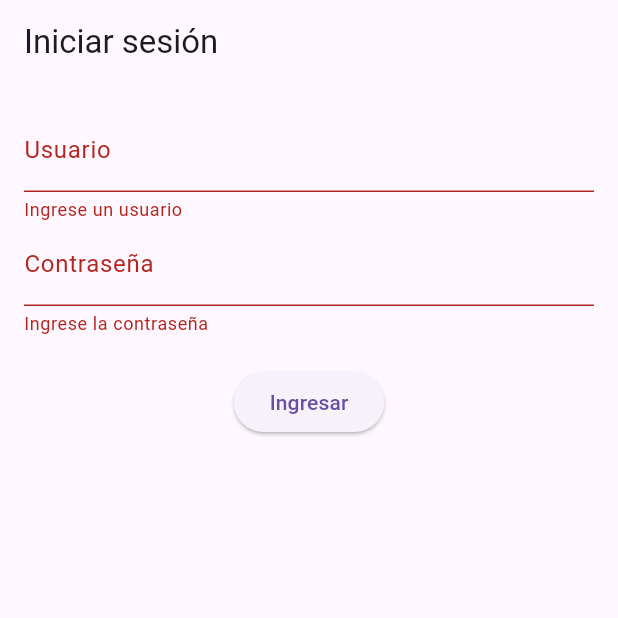
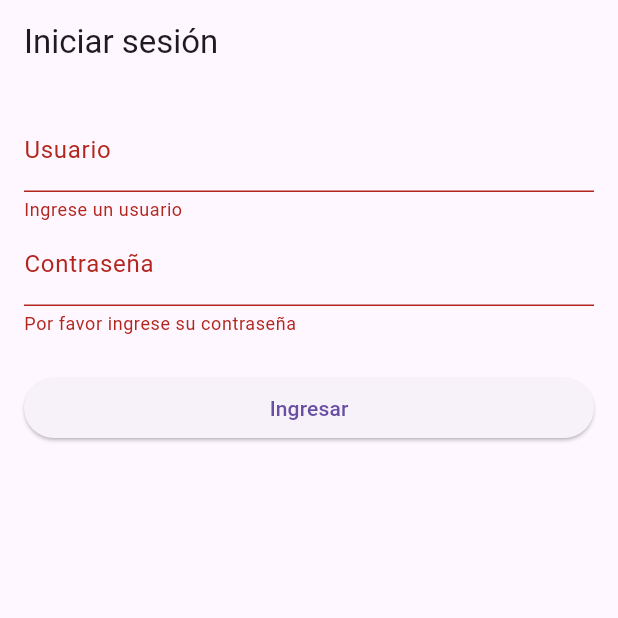
Before and after one commit to ErnyeRuiz/flutter_public_GOT_app, a Flutter app: the screen it shows after launch, after a tap on "Ingresar", on a phone screen of 412 x 824 dp, the top half of it. Run offline on Flutter 3.47's test engine with Material 3 defaults, Android fonts, the phone set to English and light mode, and no system bars; missing offline and left inert: encrypt; network calls fail.

```diff
--- a/lib/main.dart
+++ b/lib/main.dart
@@ -1,8 +1,10 @@
 import 'package:flutter/material.dart';
+import 'package:my_app/models/usuarios/usuario.model.dart';
 import 'package:my_app/screens/characters_screen.dart';
 import 'package:my_app/screens/home_screen.dart';
 import 'package:my_app/screens/login_screen.dart';
 import 'package:my_app/services/juego_tronos.service.dart';
+import 'package:my_app/services/usuarios.service.dart';
 import 'package:provider/provider.dart';
 
 void main() {
@@ -13,8 +15,15 @@ class MyApp extends StatelessWidget {
 
   @override
   Widget build(BuildContext context) {
-    return Provider(
-      create: (context) => JuegoTronosService(baseUrl: 'https://thronesapi.com/api/v2'),
+    return MultiProvider(
+      providers: [
+        Provider<JuegoTronosService>(
+          create: (context) => JuegoTronosService(baseUrl: 'https://thronesapi.com/api/v2'),
+        ),
+        Provider<UsuariosService>(
+          create: (context) => UsuariosService(baseUrl: 'https://api-usuarios-python.onrender.com'),
+        ),
+      ],
       child: MaterialApp(
         title: 'Game of Thrones',
         debugShowCheckedModeBanner: false,
--- /dev/null
+++ b/lib/models/usuarios/login.model.dart
@@ -0,0 +1,25 @@
+import 'dart:convert';
+
+Login loginFromJson(String str) => Login.fromJson(json.decode(str));
+
+String loginToJson(Login data) => json.encode(data.toJson());
+
+class Login {
+    String username;
+    String password;
+
+    Login({
+        required this.username,
+        required this.password,
+    });
+
+    factory Login.fromJson(Map<String, dynamic> json) => Login(
+        username: json["username"],
+        password: json["password"],
+    );
+
+    Map<String, dynamic> toJson() => {
+        "username": username,
+        "password": password,
+    };
+}
--- /dev/null
+++ b/lib/models/usuarios/usuario.model.dart
@@ -0,0 +1,53 @@
+import 'dart:convert';
+
+Usuario usuarioFromJson(String str) => Usuario.fromJson(json.decode(str));
+
+String usuarioToJson(Usuario data) => json.encode(data.toJson());
+
+class Usuario {
+    int usuarioid;
+    String nombre;
+    String apellidos;
+    String cedula;
+    String telefono;
+    DateTime fechanacimiento;
+    DateTime fecharegistro;
+    String contrasena;
+    String correo;
+
+    Usuario({
+        required this.usuarioid,
+        required this.nombre,
+        required this.apellidos,
+        required this.cedula,
+        required this.telefono,
+        required this.fechanacimiento,
+        required this.fecharegistro,
+        required this.contrasena,
+        required this.correo,
+    });
+
+    factory Usuario.fromJson(Map<String, dynamic> json) => Usuario(
+        usuarioid: json["usuarioid"],
+        nombre: json["nombre"],
+        apellidos: json["apellidos"],
+        cedula: json["cedula"],
+        telefono: json["telefono"],
+        fechanacimiento: DateTime.parse(json["fechanacimiento"]),
+        fecharegistro: DateTime.parse(json["fecharegistro"]),
+        contrasena: json["contrasena"],
+        correo: json["correo"],
+    );
+
+    Map<String, dynamic> toJson() => {
+        "usuarioid": usuarioid,
+        "nombre": nombre,
+        "apellidos": apellidos,
+        "cedula": cedula,
+        "telefono": telefono,
+        "fechanacimiento": "${fechanacimiento.year.toString().padLeft(4, '0')}-${fechanacimiento.month.toString().padLeft(2, '0')}-${fechanacimiento.day.toString().padLeft(2, '0')}",
+        "fecharegistro": fecharegistro.toIso8601String(),
+        "contrasena": contrasena,
+        "correo": correo,
+    };
+}
--- a/lib/screens/login_screen.dart
+++ b/lib/screens/login_screen.dart
@@ -1,37 +1,77 @@
 import 'package:flutter/material.dart';
+import 'package:my_app/models/usuarios/login.model.dart';
 import 'package:my_app/screens/home_screen.dart';
+import 'package:my_app/services/usuarios.service.dart';
+import 'package:provider/provider.dart';
 
 class LoginScreen extends StatefulWidget{
+  const LoginScreen({super.key});
+
   @override
-  _LoginScreenState createState() => _LoginScreenState();
+  State<LoginScreen> createState() => _LoginScreenState();
 }
 
 
 class _LoginScreenState extends State<LoginScreen>{
   final _formKey = GlobalKey<FormState>();
-  String _userName = '';
-  String _password = '';
+  final _usernameController = TextEditingController();
+  final _passwordController = TextEditingController();
+  bool _isLoading = false;
 
-  void _submit(){
-    if (_formKey.currentState!.validate()){
-      _formKey.currentState!.save();
+  Future<void> _submit() async {
+    if (!_formKey.currentState!.validate()) return;
 
-      if (_userName == 'amdin' && _password == '1234'){
-        Navigator.pushReplacement(
-          context,
-          MaterialPageRoute(builder: (context) => HomeScreen()),
+    final currentContext = context;
+    final scaffoldMessenger = ScaffoldMessenger.of(currentContext);
+    final navigator = Navigator.of(currentContext);
+
+    setState(() => _isLoading = true);
+
+    try{
+      final usuarioService = context.read<UsuariosService>();
+      final Login login = Login(
+        username: _usernameController.text.trim(),
+        password: _passwordController.text.trim()
+      );
+
+     final response = await usuarioService.login(login);
+
+      if (!mounted) return;
+
+      if(response != null){
+        navigator.pushReplacementNamed('/home');
+      }else{
+        scaffoldMessenger.showSnackBar(
+          const SnackBar(content: Text('Credenciales incorrectas')),
         );
-      } else {
-        ScaffoldMessenger.of(context).showSnackBar(
-          SnackBar(content: Text('Credenciales incorrectas')));
+      }
+    }catch(e){
+       if (!mounted) return;
+        scaffoldMessenger.showSnackBar(
+          SnackBar(content: Text('Error: ${e.toString()}')),
+      );
+    }finally {
+      if (mounted) {
+        setState(() => _isLoading = false);
       }
     }
   }
 
   @override
+  void dispose() {
+    _usernameController.dispose();
+    _passwordController.dispose();
+    super.dispose();
+  }
+
+  @override
   Widget build(BuildContext context){
+
     return Scaffold(
-      appBar: AppBar(title: Text('Iniciar sesión')),
+      appBar: AppBar(
+        automaticallyImplyLeading: false, // ← Esto elimina las tres líneas
+        title: Text('Iniciar sesión')
+      ),
       body: Padding(
         padding: EdgeInsets.all(16.0),
         child: Form(
@@ -39,19 +79,39 @@ class _LoginScreenState extends State<LoginScreen>{
           child: Column(
             children: [
               TextFormField(
+                controller: _usernameController,
                 decoration: InputDecoration(labelText: 'Usuario'),
-                validator: (value) =>
-                  value!.isEmpty ? 'Ingrese un usuario': null,
-                  onSaved: (value) => _userName = value!,
+                validator: (value) {
+                  if (value == null || value.isEmpty){
+                    return 'Ingrese un usuario';
+                  }
+                  return null;
+                },
+                textInputAction: TextInputAction.next,
               ),
               TextFormField(
-                decoration: InputDecoration(labelText: 'Contraseña'),
-                  validator: (value) =>
-                    value!.isEmpty ? 'Ingrese la contraseña': null,
-                  onSaved: (value) => _password = value!,
+                controller: _passwordController,
+                decoration: const InputDecoration(labelText: 'Contraseña'),
+                obscureText: true,
+                validator: (value) {
+                  if (value == null || value.isEmpty) {
+                    return 'Por favor ingrese su contraseña';
+                  }
+                  return null;
+                },
+                textInputAction: TextInputAction.done,
+                onFieldSubmitted: (_) => _submit(),
               ),
-              SizedBox(height: 20),
-              ElevatedButton(onPressed: _submit, child: Text('Ingresar'),
+              const SizedBox(height: 24),
+              SizedBox(
+                width: double.infinity,
+                child: ElevatedButton(
+                  onPressed: _isLoading ? null: _submit,
+                  child:
+                    _isLoading ?
+                    const CircularProgressIndicator() :
+                    const Text('Ingresar'),
+                  )
               )
             ],
           ))
--- /dev/null
+++ b/lib/services/user_security.service.dart
@@ -0,0 +1,24 @@
+import 'package:encrypt/encrypt.dart';
+
+class UserSecurityService {
+  final String clave_secreta = 'hola';
+
+  String encriptar(String plainText){
+    final key = Key.fromUtf8(clave_secreta.padRight(32, '0')); // AES-256 necesita 32 bytes
+    final iv = IV.fromLength(16);
+
+    final encriptor = Encrypter(AES(key, mode: AESMode.cbc));
+    final encriptado = encriptor.encrypt(plainText, iv: iv);
+
+    return encriptado.base64;
+  }
+//   void main() {
+//   final claveSecreta = "miClaveSecreta123"; // ¡Debe ser la misma en Python!
+//   final textoOriginal = "clave_super_secreta_123";
+
+//   final textoCifrado = encryptAES(textoOriginal, claveSecreta);
+//   print("Texto cifrado: $textoCifrado");
+
+//   // Enviar `textoCifrado` a tu API Python via HTTP
+// }
+}
--- /dev/null
+++ b/lib/services/usuarios.service.dart
@@ -0,0 +1,27 @@
+import 'dart:convert';
+
+import 'package:http/http.dart' as http;
+import 'package:my_app/models/usuarios/login.model.dart';
+import 'package:my_app/models/usuarios/usuario.model.dart';
+
+class UsuariosService{
+  final String baseUrl;
+
+  UsuariosService({required this.baseUrl});
+
+  Future<Usuario?> login(Login login) async{
+    final response = await http.post(
+      Uri.parse('$baseUrl/users/login'),
+      body: (loginToJson(login)),
+      headers: {'Content-Type': 'application/json'},
+    );
+
+    if (response.statusCode == 200){
+      final jsonResponse = json.decode(response.body);
+      return Usuario.fromJson(jsonResponse);
+      // return del usuario si existe
+    }else{
+      return null;
+    }
+  }
+}
--- a/pubspec.yaml
+++ b/pubspec.yaml
@@ -34,10 +34,12 @@ dependencies:
   provider: ^6.0.5
   flutter_svg: ^2.0.7
   flutter_launcher_icons: ^0.13.1
-
+  shared_preferences: ^2.2.2
+  flutter_secure_storage: ^8.0.0
   # The following adds the Cupertino Icons font to your application.
   # Use with the CupertinoIcons class for iOS style icons.
   cupertino_icons: ^1.0.8
+  encrypt: ^5.0.3
 
 dev_dependencies:
   flutter_test:
```
Also changed, not shown: pubspec.lock, 6 other files.
